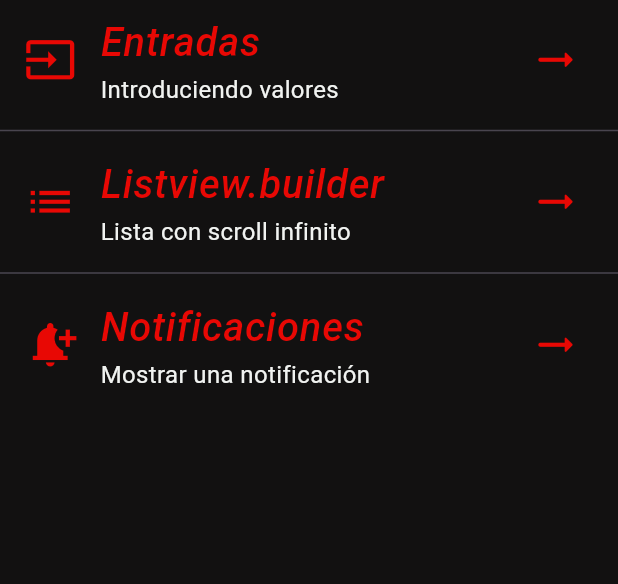
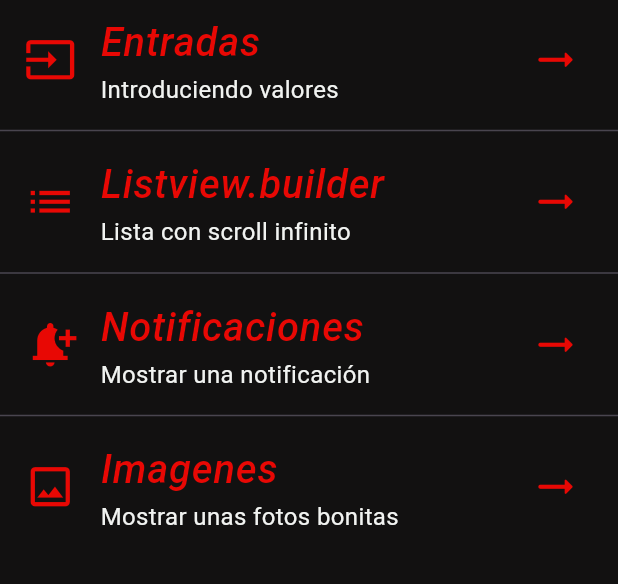
Before and after one commit to PacoDeLuis/componentes_flutter, a Flutter app: the screen it shows after launch, on a phone screen of 412 x 824 dp, the part 84-668 px from its top. Run offline on Flutter 3.47's test engine with Material 3 defaults, Android fonts, the phone set to English and light mode, and no system bars; our stand-ins replace google_fonts; Roboto replaces fonts that are missing (Acme).

Commit message:
Image insertion

```diff
--- a/lib/screens/home_screen.dart
+++ b/lib/screens/home_screen.dart
@@ -1,4 +1,5 @@
 import'package:flutter/material.dart';
+import 'package:practica3_5b/screens/images.dart';
 import 'package:practica3_5b/screens/infinite_scroll_screen.dart';
 import 'package:practica3_5b/screens/inputs_screen.dart';
 import 'package:practica3_5b/screens/notifications_screen.dart';
@@ -79,6 +80,27 @@ class HomeScreen extends StatelessWidget {
               Navigator.push(context, ruta3);
             },
           ),
+          const Divider(),
+          ListTile(
+            title: Text('Imagenes',
+            style: AppTheme.darkTheme.textTheme.headlineLarge,),
+            subtitle: Text('Mostrar unas fotos bonitas', style: AppTheme.darkTheme.textTheme.bodySmall),
+            leading: IconTheme(
+              data: AppTheme.darkTheme.iconTheme,
+              child: const Icon(Icons.image_outlined),
+              ),
+
+            trailing: IconTheme(
+              data: AppTheme.darkTheme.iconTheme,
+              child: const Icon(Icons.arrow_right_alt_rounded),
+              ),
+            onTap: () {
+              final ruta3 = MaterialPageRoute(builder: (context){
+                return const ImagesScreen();
+              });
+              Navigator.push(context, ruta3);
+            },
+          ),
         ],
       ),
     );
--- a/pubspec.yaml
+++ b/pubspec.yaml
@@ -18,3 +18,5 @@ dev_dependencies:
 
 flutter:
   uses-material-design: true
+  assets:
+    - assets/img/
```
Also changed, not shown: lib/screens/images.dart (added, +25 -0 lines), assets/img/ic_instagram.png (added).
